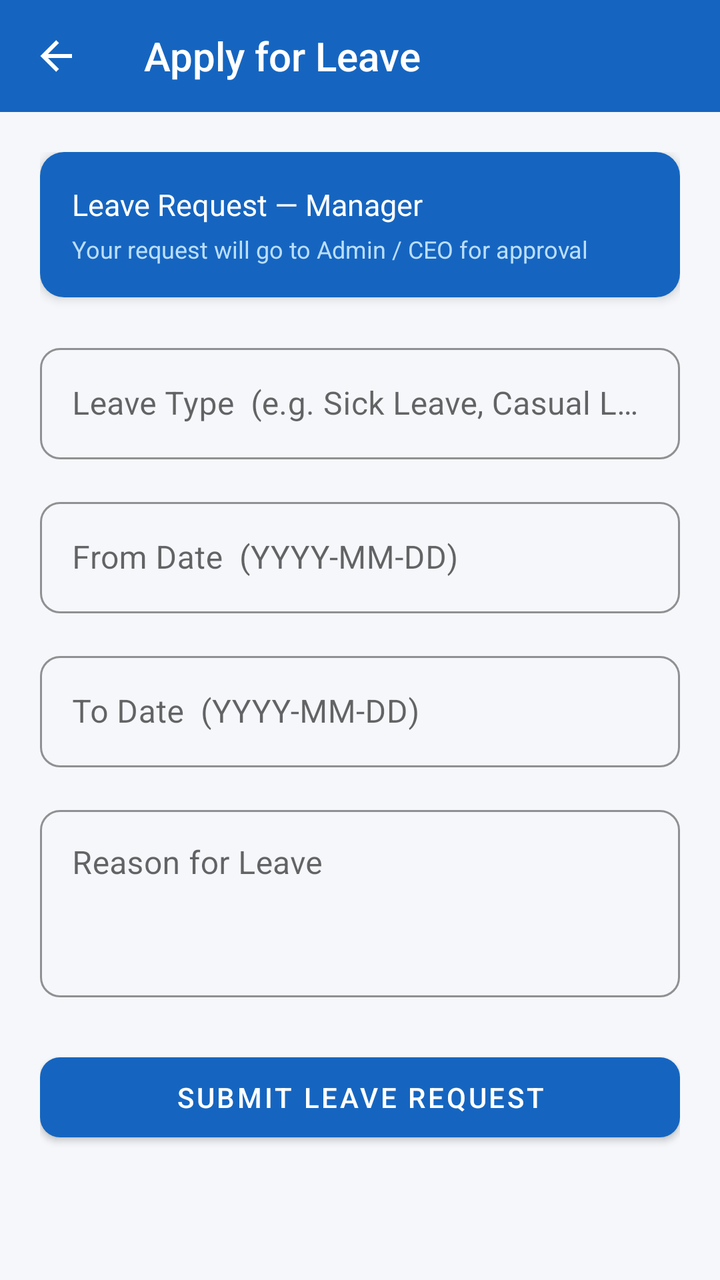
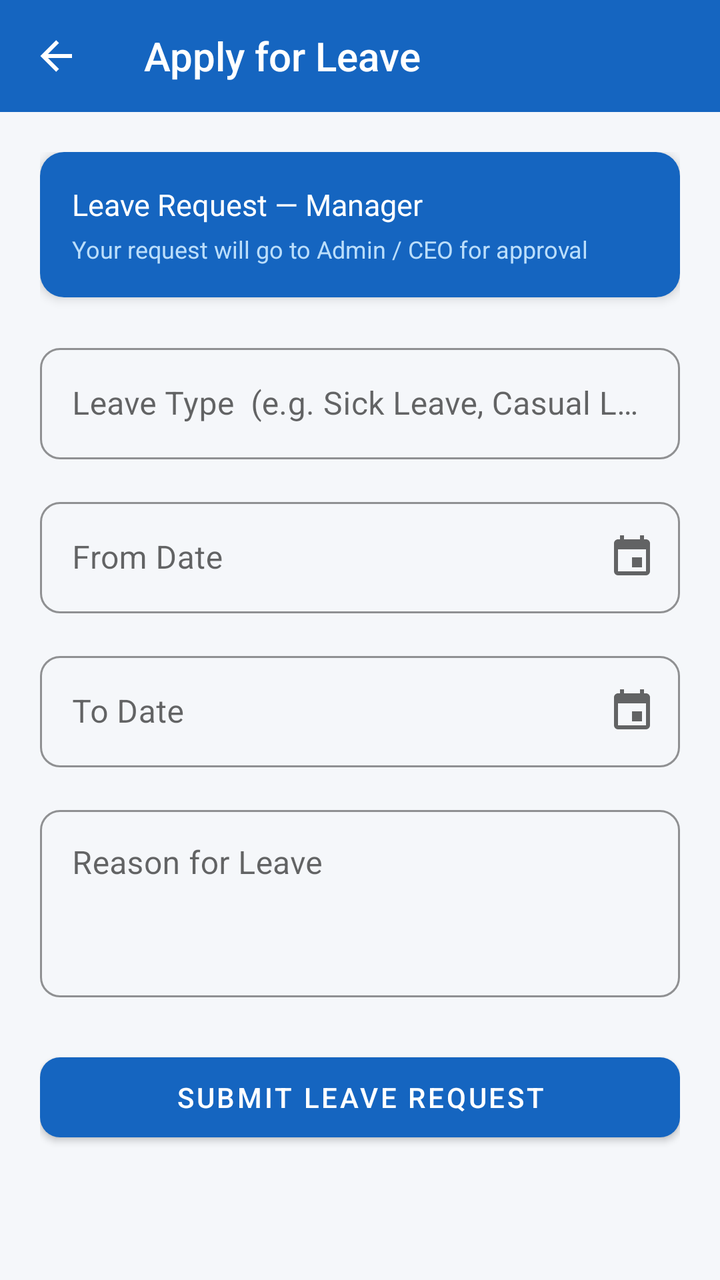

The first picture is an Android layout as it rendered before a commit; the second is the same layout after the commit. The layout source and the unified diff follow.
<!-- AndroidManifest.xml: application theme Theme.WorkVerse -->
<!-- res/layout/activity_manager_apply_leave.xml -->
<?xml version="1.0" encoding="utf-8"?>
<LinearLayout
    xmlns:android="http://schemas.android.com/apk/res/android"
    xmlns:app="http://schemas.android.com/apk/res-auto"
    android:layout_width="match_parent"
    android:layout_height="match_parent"
    android:orientation="vertical"
    android:background="@color/background">

    <androidx.appcompat.widget.Toolbar
        android:id="@+id/toolbar"
        android:layout_width="match_parent"
        android:layout_height="?attr/actionBarSize"
        style="@style/WorkVerse.Toolbar"
        app:title="Apply for Leave"
        app:navigationIcon="@drawable/ic_back"/>

    <ScrollView
        android:layout_width="match_parent"
        android:layout_height="0dp"
        android:layout_weight="1">

        <LinearLayout
            android:layout_width="match_parent"
            android:layout_height="wrap_content"
            android:orientation="vertical"
            android:padding="20dp">

            
            <androidx.cardview.widget.CardView
                android:layout_width="match_parent"
                android:layout_height="wrap_content"
                android:layout_marginBottom="20dp"
                app:cardCornerRadius="12dp"
                app:cardElevation="3dp">
                <LinearLayout
                    android:layout_width="match_parent"
                    android:layout_height="wrap_content"
                    android:orientation="vertical"
                    android:padding="16dp"
                    android:background="@color/primary">
                    <TextView
                        android:layout_width="wrap_content"
                        android:layout_height="wrap_content"
                        android:text="Leave Request — Manager"
                        android:textColor="@android:color/white"
                        android:textSize="15sp"
                        android:fontFamily="sans-serif-bold"/>
                    <TextView
                        android:layout_width="wrap_content"
                        android:layout_height="wrap_content"
                        android:text="Your request will go to Admin / CEO for approval"
                        android:textColor="#BBDEFB"
                        android:textSize="12sp"
                        android:layout_marginTop="4dp"/>
                </LinearLayout>
            </androidx.cardview.widget.CardView>

            
            <com.google.android.material.textfield.TextInputLayout
                android:layout_width="match_parent"
                android:layout_height="wrap_content"
                style="@style/WorkVerse.TextInput"
                android:hint="Leave Type  (e.g. Sick Leave, Casual Leave)"
                android:layout_marginBottom="16dp">
                <com.google.android.material.textfield.TextInputEditText
                    android:id="@+id/etLeaveType"
                    android:layout_width="match_parent"
                    android:layout_height="wrap_content"
                    android:inputType="text"
                    android:maxLines="1"/>
            </com.google.android.material.textfield.TextInputLayout>

            
            <com.google.android.material.textfield.TextInputLayout
                android:layout_width="match_parent"
                android:layout_height="wrap_content"
                style="@style/WorkVerse.TextInput"
                android:hint="From Date  (YYYY-MM-DD)"
                android:layout_marginBottom="16dp">
                <com.google.android.material.textfield.TextInputEditText
                    android:id="@+id/etFromDate"
                    android:layout_width="match_parent"
                    android:layout_height="wrap_content"
                    android:inputType="text"
                    android:maxLines="1"/>
            </com.google.android.material.textfield.TextInputLayout>

            
            <com.google.android.material.textfield.TextInputLayout
                android:layout_width="match_parent"
                android:layout_height="wrap_content"
                style="@style/WorkVerse.TextInput"
                android:hint="To Date  (YYYY-MM-DD)"
                android:layout_marginBottom="16dp">
                <com.google.android.material.textfield.TextInputEditText
                    android:id="@+id/etToDate"
                    android:layout_width="match_parent"
                    android:layout_height="wrap_content"
                    android:inputType="text"
                    android:maxLines="1"/>
            </com.google.android.material.textfield.TextInputLayout>

            
            <com.google.android.material.textfield.TextInputLayout
                android:layout_width="match_parent"
                android:layout_height="wrap_content"
                style="@style/WorkVerse.TextInput"
                android:hint="Reason for Leave"
                android:layout_marginBottom="24dp">
                <com.google.android.material.textfield.TextInputEditText
                    android:id="@+id/etReason"
                    android:layout_width="match_parent"
                    android:layout_height="wrap_content"
                    android:inputType="textMultiLine"
                    android:minLines="3"
                    android:gravity="top|start"/>
            </com.google.android.material.textfield.TextInputLayout>

            
            <Button
                android:id="@+id/btnSubmit"
                android:layout_width="match_parent"
                android:layout_height="52dp"
                android:text="SUBMIT LEAVE REQUEST"
                style="@style/WorkVerse.Button.Primary"/>

            <ProgressBar
                android:id="@+id/progressBar"
                android:layout_width="wrap_content"
                android:layout_height="wrap_content"
                android:layout_gravity="center"
                android:layout_marginTop="12dp"
                android:visibility="gone"/>

        </LinearLayout>
    </ScrollView>
</LinearLayout>
<!-- resources referenced by this layout -->
<resources>
  <color name="background">#F5F7FA</color>
  <color name="primary">#1565C0</color>
  <!-- drawable ic_back (drawable) -->
  <?xml version="1.0" encoding="utf-8"?>
  <vector xmlns:android="http://schemas.android.com/apk/res/android" android:width="24dp" android:height="24dp" android:viewportWidth="24" android:viewportHeight="24">
      <path android:fillColor="#FFFFFF" android:pathData="M20,11V13H8L13.5,18.5L12.08,19.92L4.16,12L12.08,4.08L13.5,5.5L8,11H20Z"/>
  </vector>
  <style name="WorkVerse.Button.Primary" parent="Widget.MaterialComponents.Button">
          <item name="backgroundTint">@color/primary</item>
          <item name="android:textColor">@color/white</item>
          <item name="cornerRadius">10dp</item>
      </style>
  <style name="WorkVerse.TextInput" parent="Widget.MaterialComponents.TextInputLayout.OutlinedBox">
          <item name="boxCornerRadiusTopStart">10dp</item>
          <item name="boxCornerRadiusTopEnd">10dp</item>
          <item name="boxCornerRadiusBottomStart">10dp</item>
          <item name="boxCornerRadiusBottomEnd">10dp</item>
          <item name="boxStrokeColor">@color/primary</item>
          <item name="hintTextColor">@color/primary</item>
      </style>
  <style name="WorkVerse.Toolbar" parent="Widget.AppCompat.Toolbar">
          <item name="android:background">@color/primary</item>
          <item name="android:theme">@style/ThemeOverlay.AppCompat.Dark.ActionBar</item>
      </style>
  <style name="Theme.WorkVerse" parent="Theme.MaterialComponents.Light.NoActionBar">
          <item name="colorPrimary">@color/primary</item>
          <item name="colorPrimaryVariant">@color/primary_dark</item>
          <item name="colorOnPrimary">@color/white</item>
          <item name="colorSecondary">@color/accent</item>
          <item name="android:colorBackground">@color/background</item>
          <item name="android:statusBarColor">@color/primary_dark</item>
      </style>
  <color name="white">#FFFFFF</color>
  <color name="primary_dark">#0D47A1</color>
  <color name="accent">#FF8F00</color>
</resources>

<!-- the commit's change to res/layout/activity_manager_apply_leave.xml (unified diff, before → after) -->
@@ -76,13 +76,16 @@
                 android:layout_width="match_parent"
                 android:layout_height="wrap_content"
                 style="@style/WorkVerse.TextInput"
-                android:hint="From Date  (YYYY-MM-DD)"
-                android:layout_marginBottom="16dp">
+                android:hint="From Date"
+                android:layout_marginBottom="16dp"
+                app:endIconMode="custom" app:endIconDrawable="@drawable/ic_attendance">
                 <com.google.android.material.textfield.TextInputEditText
                     android:id="@+id/etFromDate"
                     android:layout_width="match_parent"
                     android:layout_height="wrap_content"
-                    android:inputType="text"
+                    android:inputType="none"
+                    android:focusable="false"
+                    android:clickable="true"
                     android:maxLines="1"/>
             </com.google.android.material.textfield.TextInputLayout>
 
@@ -91,13 +94,16 @@
                 android:layout_width="match_parent"
                 android:layout_height="wrap_content"
                 style="@style/WorkVerse.TextInput"
-                android:hint="To Date  (YYYY-MM-DD)"
-                android:layout_marginBottom="16dp">
+                android:hint="To Date"
+                android:layout_marginBottom="16dp"
+                app:endIconMode="custom" app:endIconDrawable="@drawable/ic_attendance">
                 <com.google.android.material.textfield.TextInputEditText
                     android:id="@+id/etToDate"
                     android:layout_width="match_parent"
                     android:layout_height="wrap_content"
-                    android:inputType="text"
+                    android:inputType="none"
+                    android:focusable="false"
+                    android:clickable="true"
                     android:maxLines="1"/>
             </com.google.android.material.textfield.TextInputLayout>
 
<!-- resource entries referenced after the edit -->
@@ -2,6 +2,11 @@
 <resources>
   <color name="background">#F5F7FA</color>
   <color name="primary">#1565C0</color>
+  <!-- drawable ic_attendance (drawable) -->
+  <?xml version="1.0" encoding="utf-8"?>
+  <vector xmlns:android="http://schemas.android.com/apk/res/android" android:width="24dp" android:height="24dp" android:viewportWidth="24" android:viewportHeight="24">
+      <path android:fillColor="#757575" android:pathData="M17,12H12V17H17V12M16,1V3H8V1H6V3H5C3.89,3 3,3.9 3,5V19A2,2 0 0,0 5,21H19A2,2 0 0,0 21,19V5C21,3.89 20.1,3 19,3H18V1M19,19H5V8H19V19Z"/>
+  </vector>
   <!-- drawable ic_back (drawable) -->
   <?xml version="1.0" encoding="utf-8"?>
   <vector xmlns:android="http://schemas.android.com/apk/res/android" android:width="24dp" android:height="24dp" android:viewportWidth="24" android:viewportHeight="24">
